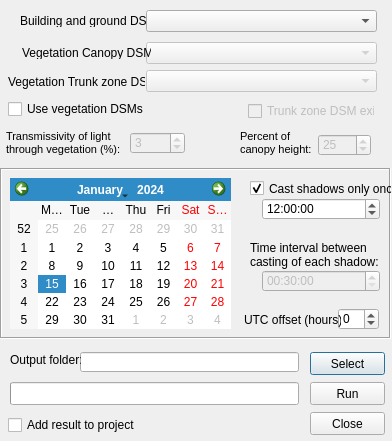
The window that ShadowGenerator/shadow_generator_dialog_base.ui (UMEP-dev/UMEP) describes before a commit, drawn with Qt 5.
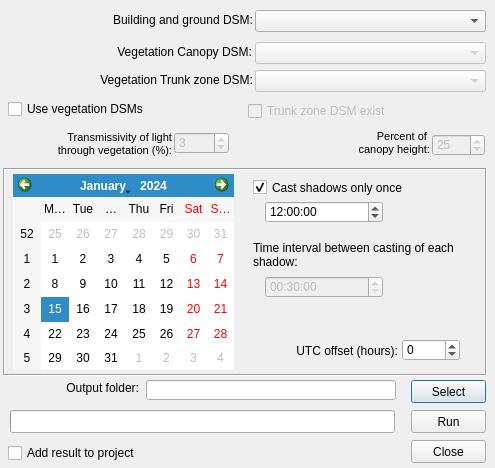
The same window after the commit.

```diff
--- a/ShadowGenerator/shadow_generator_dialog_base.ui
+++ b/ShadowGenerator/shadow_generator_dialog_base.ui
@@ -9,8 +9,8 @@
    <rect>
     <x>0</x>
     <y>0</y>
-    <width>392</width>
-    <height>441</height>
+    <width>495</width>
+    <height>468</height>
    </rect>
   </property>
   <property name="windowTitle">
@@ -22,15 +22,18 @@
   <widget class="QLabel" name="label">
    <property name="geometry">
     <rect>
-     <x>20</x>
-     <y>14</y>
-     <width>129</width>
-     <height>13</height>
+     <x>27</x>
+     <y>12</y>
+     <width>226</width>
+     <height>16</height>
     </rect>
    </property>
    <property name="text">
     <string>Building and ground DSM:</string>
    </property>
+   <property name="alignment">
+    <set>Qt::AlignRight|Qt::AlignTrailing|Qt::AlignVCenter</set>
+   </property>
   </widget>
   <widget class="QComboBox" name="comboBox_dsm">
    <property name="enabled">
@@ -38,7 +41,7 @@
    </property>
    <property name="geometry">
     <rect>
-     <x>146</x>
+     <x>255</x>
      <y>10</y>
      <width>231</width>
      <height>22</height>
@@ -54,8 +57,8 @@
   <widget class="QPushButton" name="pushButtonSave">
    <property name="geometry">
     <rect>
-     <x>310</x>
-     <y>352</y>
+     <x>411</x>
+     <y>380</y>
      <width>75</width>
      <height>23</height>
     </rect>
@@ -67,9 +70,9 @@
   <widget class="QLineEdit" name="textOutput">
    <property name="geometry">
     <rect>
-     <x>80</x>
-     <y>352</y>
-     <width>219</width>
+     <x>146</x>
+     <y>380</y>
+     <width>250</width>
      <height>20</height>
     </rect>
    </property>
@@ -77,15 +80,18 @@
   <widget class="QLabel" name="label_4">
    <property name="geometry">
     <rect>
-     <x>10</x>
-     <y>352</y>
-     <width>71</width>
+     <x>21</x>
+     <y>380</y>
+     <width>118</width>
      <height>16</height>
     </rect>
    </property>
    <property name="text">
     <string>Output folder:</string>
    </property>
+   <property name="alignment">
+    <set>Qt::AlignRight|Qt::AlignTrailing|Qt::AlignVCenter</set>
+   </property>
   </widget>
   <widget class="QComboBox" name="comboBox_vegdsm">
    <property name="enabled">
@@ -93,7 +99,7 @@
    </property>
    <property name="geometry">
     <rect>
-     <x>146</x>
+     <x>255</x>
      <y>42</y>
      <width>231</width>
      <height>22</height>
@@ -109,7 +115,7 @@
    </property>
    <property name="geometry">
     <rect>
-     <x>146</x>
+     <x>255</x>
      <y>70</y>
      <width>231</width>
      <height>22</height>
@@ -127,7 +133,7 @@
     <rect>
      <x>8</x>
      <y>100</y>
-     <width>137</width>
+     <width>223</width>
      <height>18</height>
     </rect>
    </property>
@@ -143,7 +149,7 @@
     <rect>
      <x>248</x>
      <y>102</y>
-     <width>127</width>
+     <width>217</width>
      <height>18</height>
     </rect>
    </property>
@@ -154,28 +160,34 @@
   <widget class="QLabel" name="label_2">
    <property name="geometry">
     <rect>
-     <x>22</x>
-     <y>46</y>
-     <width>129</width>
-     <height>13</height>
+     <x>29</x>
+     <y>44</y>
+     <width>223</width>
+     <height>16</height>
     </rect>
    </property>
    <property name="text">
     <string>Vegetation Canopy DSM:</string>
    </property>
+   <property name="alignment">
+    <set>Qt::AlignRight|Qt::AlignTrailing|Qt::AlignVCenter</set>
+   </property>
   </widget>
   <widget class="QLabel" name="label_3">
    <property name="geometry">
     <rect>
-     <x>8</x>
-     <y>74</y>
-     <width>137</width>
+     <x>15</x>
+     <y>72</y>
+     <width>238</width>
      <height>16</height>
     </rect>
    </property>
    <property name="text">
     <string>Vegetation Trunk zone DSM:</string>
    </property>
+   <property name="alignment">
+    <set>Qt::AlignRight|Qt::AlignTrailing|Qt::AlignVCenter</set>
+   </property>
   </widget>
   <widget class="QSpinBox" name="spinBoxTrunkHeight">
    <property name="enabled">
@@ -183,7 +195,7 @@
    </property>
    <property name="geometry">
     <rect>
-     <x>318</x>
+     <x>432</x>
      <y>134</y>
      <width>53</width>
      <height>22</height>
@@ -197,9 +209,9 @@
    <property name="geometry">
     <rect>
      <x>240</x>
-     <y>130</y>
-     <width>75</width>
-     <height>27</height>
+     <y>126</y>
+     <width>190</width>
+     <height>34</height>
     </rect>
    </property>
    <property name="text">
@@ -210,13 +222,16 @@
 &lt;p style=&quot; margin-top:0px; margin-bottom:0px; margin-left:0px; margin-right:0px; -qt-block-indent:0; text-indent:0px;&quot;&gt;&lt;span style=&quot; font-size:8pt;&quot;&gt;Percent of &lt;/span&gt;&lt;/p&gt;
 &lt;p style=&quot; margin-top:0px; margin-bottom:0px; margin-left:0px; margin-right:0px; -qt-block-indent:0; text-indent:0px;&quot;&gt;&lt;span style=&quot; font-size:8pt;&quot;&gt;canopy height:&lt;/span&gt;&lt;/p&gt;&lt;/body&gt;&lt;/html&gt;</string>
    </property>
+   <property name="alignment">
+    <set>Qt::AlignRight|Qt::AlignTrailing|Qt::AlignVCenter</set>
+   </property>
   </widget>
   <widget class="QProgressBar" name="progressBar">
    <property name="geometry">
     <rect>
      <x>10</x>
-     <y>382</y>
-     <width>289</width>
+     <y>410</y>
+     <width>385</width>
      <height>23</height>
     </rect>
    </property>
@@ -230,8 +245,8 @@
   <widget class="QPushButton" name="runButton">
    <property name="geometry">
     <rect>
-     <x>310</x>
-     <y>382</y>
+     <x>411</x>
+     <y>410</y>
      <width>75</width>
      <height>23</height>
     </rect>
@@ -246,8 +261,8 @@
   <widget class="QPushButton" name="pushButton">
    <property name="geometry">
     <rect>
-     <x>310</x>
-     <y>412</y>
+     <x>411</x>
+     <y>440</y>
      <width>75</width>
      <height>23</height>
     </rect>
@@ -259,10 +274,10 @@
   <widget class="QFrame" name="frame">
    <property name="geometry">
     <rect>
-     <x>0</x>
+     <x>3</x>
      <y>168</y>
-     <width>391</width>
-     <height>171</height>
+     <width>484</width>
+     <height>208</height>
     </rect>
    </property>
    <property name="frameShape">
@@ -275,9 +290,9 @@
     <property name="geometry">
      <rect>
       <x>10</x>
-      <y>10</y>
+      <y>6</y>
       <width>221</width>
-      <height>151</height>
+      <height>196</height>
      </rect>
     </property>
    </widget>
@@ -288,7 +303,7 @@
     <property name="geometry">
      <rect>
       <x>262</x>
-      <y>30</y>
+      <y>33</y>
       <width>118</width>
       <height>22</height>
      </rect>
@@ -308,8 +323,8 @@
     <property name="geometry">
      <rect>
       <x>250</x>
-      <y>10</y>
-      <width>151</width>
+      <y>9</y>
+      <width>220</width>
       <height>21</height>
      </rect>
     </property>
@@ -327,7 +342,7 @@
     <property name="geometry">
      <rect>
       <x>262</x>
-      <y>102</y>
+      <y>108</y>
       <width>118</width>
       <height>22</height>
      </rect>
@@ -348,7 +363,7 @@
      <rect>
       <x>250</x>
       <y>66</y>
-      <width>131</width>
+      <width>226</width>
       <height>41</height>
      </rect>
     </property>
@@ -365,9 +380,9 @@
     </property>
     <property name="geometry">
      <rect>
-      <x>338</x>
-      <y>140</y>
-      <width>41</width>
+      <x>399</x>
+      <y>171</y>
+      <width>58</width>
       <height>22</height>
      </rect>
     </property>
@@ -388,14 +403,17 @@
     <property name="geometry">
      <rect>
       <x>244</x>
-      <y>144</y>
-      <width>97</width>
+      <y>175</y>
+      <width>151</width>
       <height>16</height>
      </rect>
     </property>
     <property name="text">
      <string>UTC offset (hours):</string>
     </property>
+    <property name="alignment">
+     <set>Qt::AlignRight|Qt::AlignTrailing|Qt::AlignVCenter</set>
+    </property>
    </widget>
   </widget>
   <widget class="QCheckBox" name="checkBoxIntoCanvas">
@@ -405,8 +423,8 @@
    <property name="geometry">
     <rect>
      <x>8</x>
-     <y>416</y>
-     <width>137</width>
+     <y>444</y>
+     <width>244</width>
      <height>18</height>
     </rect>
    </property>
@@ -420,7 +438,7 @@
    </property>
    <property name="geometry">
     <rect>
-     <x>130</x>
+     <x>174</x>
      <y>132</y>
      <width>55</width>
      <height>22</height>
@@ -434,9 +452,9 @@
    <property name="geometry">
     <rect>
      <x>6</x>
-     <y>130</y>
-     <width>117</width>
-     <height>27</height>
+     <y>126</y>
+     <width>166</width>
+     <height>37</height>
     </rect>
    </property>
    <property name="text">
@@ -447,6 +465,9 @@
 &lt;p style=&quot; margin-top:0px; margin-bottom:0px; margin-left:0px; margin-right:0px; -qt-block-indent:0; text-indent:0px;&quot;&gt;&lt;span style=&quot; font-size:8pt;&quot;&gt;Transmissivity of light&lt;/span&gt;&lt;/p&gt;
 &lt;p style=&quot; margin-top:0px; margin-bottom:0px; margin-left:0px; margin-right:0px; -qt-block-indent:0; text-indent:0px;&quot;&gt;&lt;span style=&quot; font-size:8pt;&quot;&gt;through vegetation (%):&lt;/span&gt;&lt;/p&gt;&lt;/body&gt;&lt;/html&gt;</string>
    </property>
+   <property name="alignment">
+    <set>Qt::AlignRight|Qt::AlignTrailing|Qt::AlignVCenter</set>
+   </property>
   </widget>
  </widget>
  <resources/>
```
